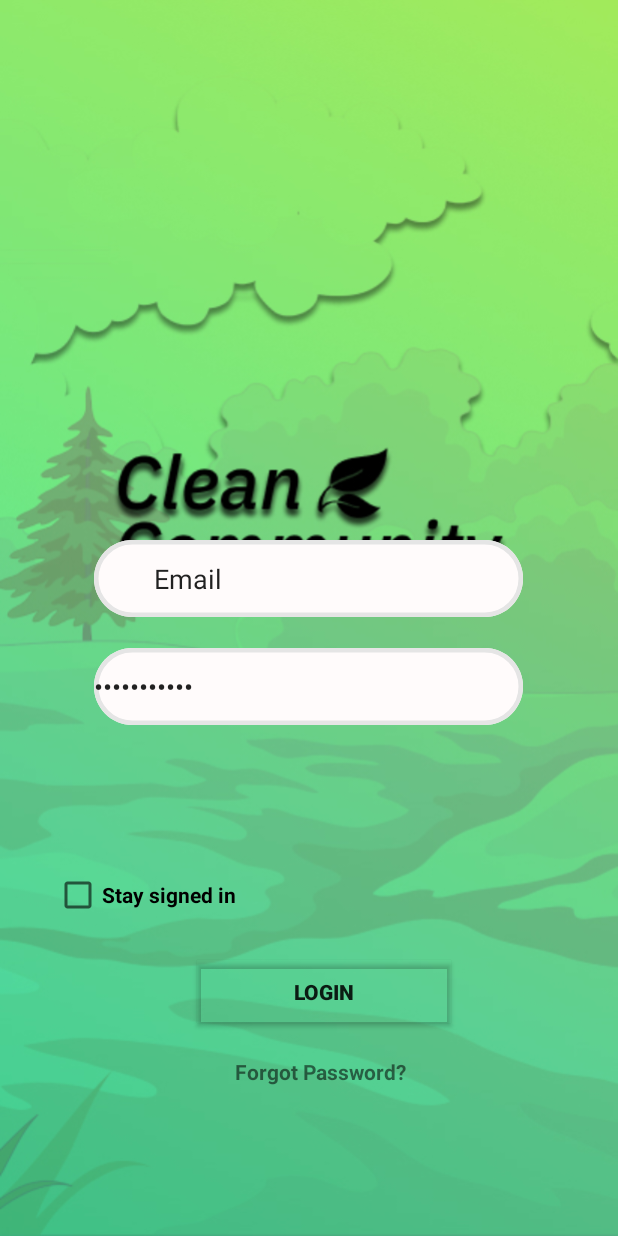
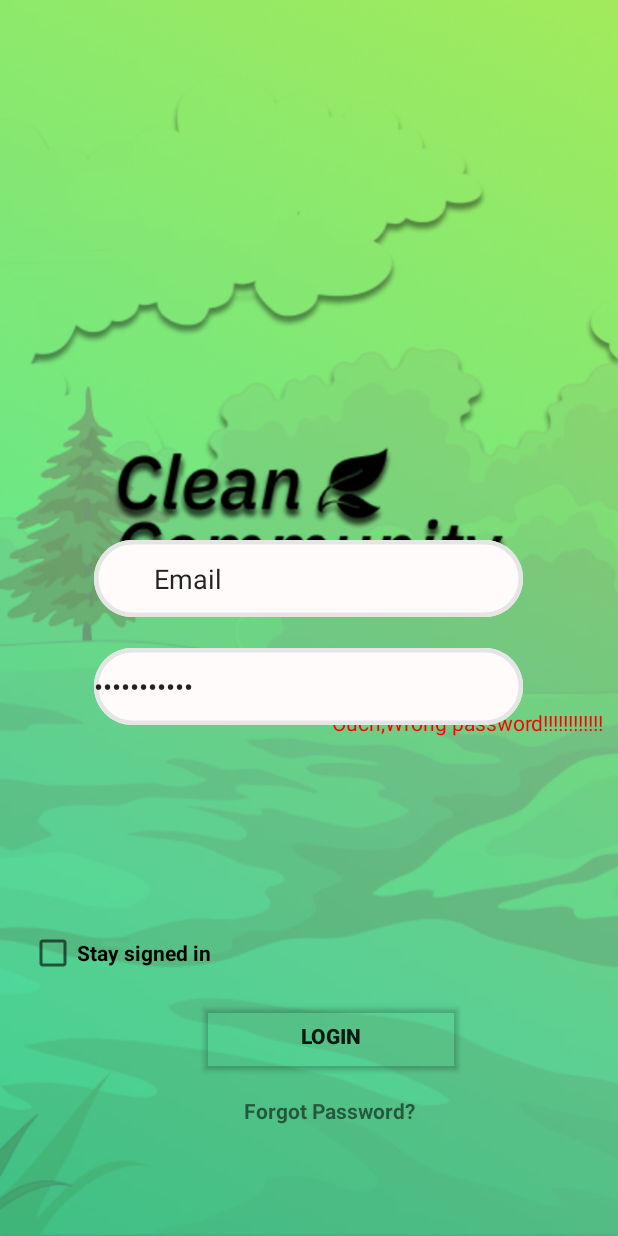
Before and after one commit to Manpreet7724/CleanCommunity, an Android app: the login screen opened directly, with no data from a screen before it, after a tap on "LOGIN", on a phone screen of 412 x 824 dp. Run offline under Robolectric (Android 15) with nearby library versions, the phone set to English and light mode, and no system bars.

Commit message:
Commit 6 adds wrong password

```diff
--- a/app/src/main/java/cleanup/cleanapp/cleancommunity/login.java
+++ b/app/src/main/java/cleanup/cleanapp/cleancommunity/login.java
@@ -3,12 +3,13 @@ package cleanup.cleanapp.cleancommunity;
 import android.os.Bundle;
 import android.view.View;
 import android.widget.EditText;
+import android.widget.TextView;
 
 import androidx.appcompat.app.AppCompatActivity;
 
 public class login  extends AppCompatActivity
 {
-
+    private TextView wongtext;
     @Override
     protected void onCreate(Bundle savedInstanceState) // tells user the activy is created
     {
@@ -21,8 +22,15 @@ public class login  extends AppCompatActivity
         String pass = text.getText().toString().replaceAll("\\s+", "");
         text = findViewById(R.id.editTusername);
         String email = text.getText().toString().replaceAll("\\s+", "");
-        storeinfo.templogin(email,pass);
+        int val =storeinfo.templogin(email,pass);
+        if (val!=1)
+        {
+            wongtext = (TextView)findViewById(R.id.wongText);
+            wongtext.setVisibility(View.VISIBLE);
+        }
+
     }
 
 
+
 }
--- a/app/src/main/res/layout/login.xml
+++ b/app/src/main/res/layout/login.xml
@@ -7,6 +7,20 @@
     android:layout_height="fill_parent"
     android:background="@drawable/startup_screen2">
 
+
+    <TextView
+        android:id="@+id/wongText"
+        android:layout_width="wrap_content"
+        android:layout_height="wrap_content"
+        android:layout_marginTop="472dp"
+        android:text="@string/wong_pass"
+        android:textColor="#F00"
+        app:layout_constraintEnd_toEndOf="parent"
+        app:layout_constraintHorizontal_bias="0.959"
+        app:layout_constraintStart_toStartOf="parent"
+        android:visibility="gone"
+
+        app:layout_constraintTop_toTopOf="parent" />
 
     <EditText
         android:id="@+id/editPasswordLog"
@@ -47,16 +61,16 @@
         android:layout_width="169dp"
         android:layout_height="42dp"
         android:background="#FFFFFF"
+        android:onClick="templogin"
         android:text="@string/button_login"
-        android:onClick="templogin"
         android:textStyle="bold"
         app:backgroundTint="@android:color/transparent"
         app:layout_constraintBottom_toBottomOf="parent"
         app:layout_constraintEnd_toEndOf="parent"
-        app:layout_constraintHorizontal_bias="0.541"
+        app:layout_constraintHorizontal_bias="0.56"
         app:layout_constraintStart_toStartOf="parent"
         app:layout_constraintTop_toTopOf="parent"
-        app:layout_constraintVertical_bias="0.818" />
+        app:layout_constraintVertical_bias="0.856" />
 
     <TextView
         android:id="@+id/textView4"
@@ -66,10 +80,10 @@
         android:textStyle="bold"
         app:layout_constraintBottom_toBottomOf="parent"
         app:layout_constraintEnd_toEndOf="parent"
-        app:layout_constraintHorizontal_bias="0.528"
+        app:layout_constraintHorizontal_bias="0.546"
         app:layout_constraintStart_toStartOf="parent"
         app:layout_constraintTop_toTopOf="parent"
-        app:layout_constraintVertical_bias="0.876" />
+        app:layout_constraintVertical_bias="0.908" />
 
     <CheckBox
         android:id="@+id/checkBox"
@@ -79,9 +93,9 @@
         android:textStyle="bold"
         app:layout_constraintBottom_toBottomOf="parent"
         app:layout_constraintEnd_toEndOf="parent"
-        app:layout_constraintHorizontal_bias="0.124"
+        app:layout_constraintHorizontal_bias="0.066"
         app:layout_constraintStart_toStartOf="parent"
         app:layout_constraintTop_toTopOf="parent"
-        app:layout_constraintVertical_bias="0.733" />
+        app:layout_constraintVertical_bias="0.782" />
 
 </androidx.constraintlayout.widget.ConstraintLayout>
--- a/app/src/main/res/values/strings.xml
+++ b/app/src/main/res/values/strings.xml
@@ -11,4 +11,5 @@
     <string name="password">\t\t\t\Password</string>
     <string name="frogot_pass">Forgot Password?</string>
     <string name="checkbox">Stay signed in</string>
+    <string name="wong_pass">Ouch,Wrong password!!!!!!!!!!!!</string>
 </resources>
```
Also changed, not shown: app/src/main/java/cleanup/cleanapp/cleancommunity/signUp.java (+16 -0 lines), app/src/main/java/cleanup/cleanapp/cleancommunity/storeinfo.java (+4 -3 lines), app/src/main/res/layout/signup.xml (+5 -5 lines).
